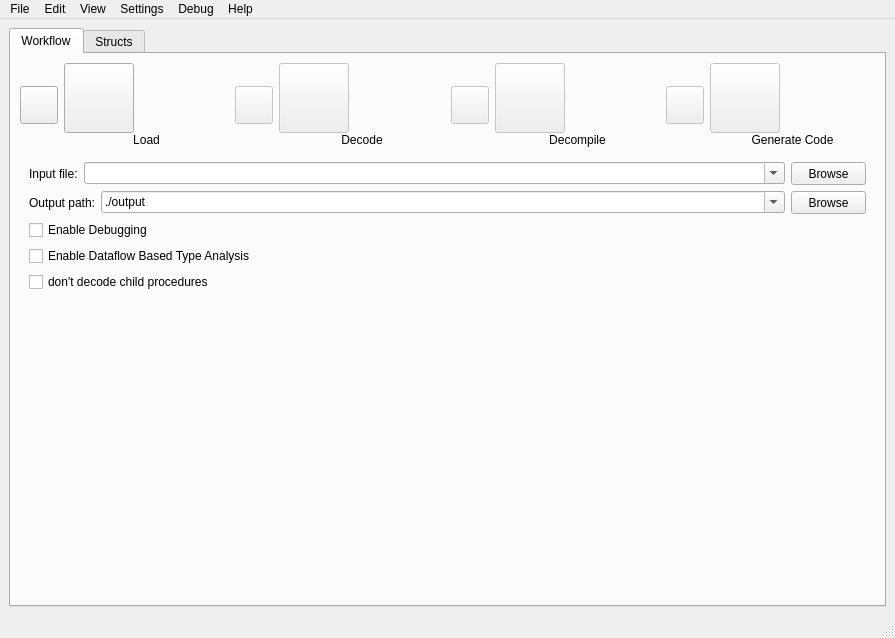
This is ui/boomerang.ui in BoomerangDecompiler/boomerang as Qt 5 draws it before an edit. The edited form follows.
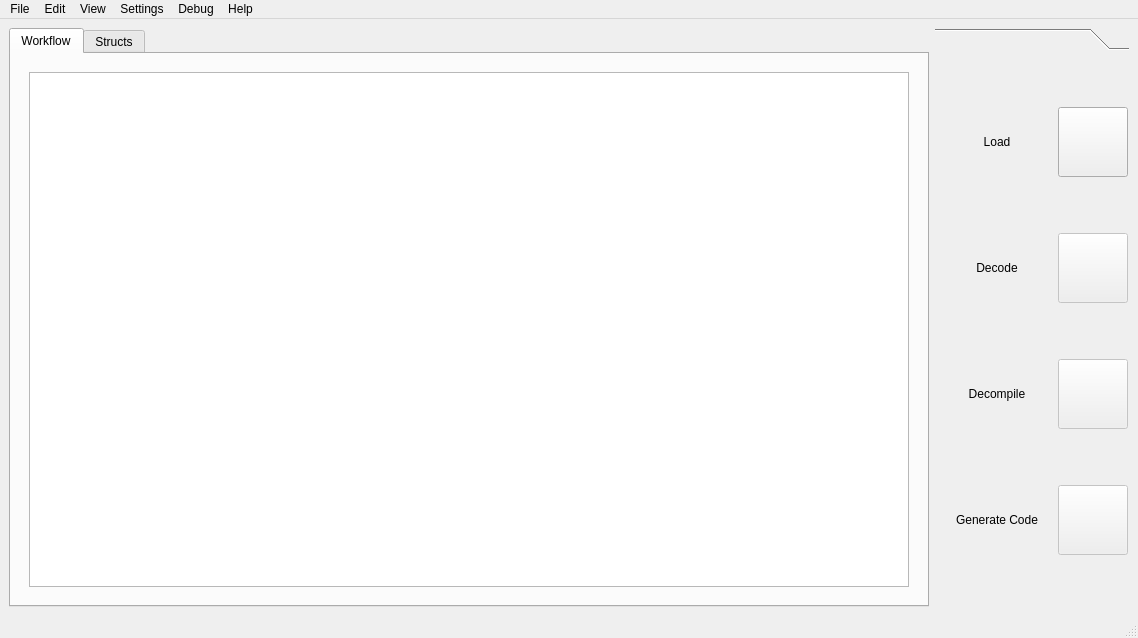
This is the edited form. Icons and pictures are not drawn.

Diff of the .ui file:
```diff
--- a/ui/boomerang.ui
+++ b/ui/boomerang.ui
@@ -6,7 +6,7 @@
    <rect>
     <x>0</x>
     <y>0</y>
-    <width>895</width>
+    <width>1138</width>
     <height>638</height>
    </rect>
   </property>
@@ -45,7 +45,7 @@
        <attribute name="title">
         <string>Workflow</string>
        </attribute>
-       <layout class="QVBoxLayout">
+       <layout class="QHBoxLayout" name="horizontalLayout">
         <property name="spacing">
          <number>6</number>
         </property>
@@ -61,474 +61,10 @@
         <property name="bottomMargin">
          <number>9</number>
         </property>
-        <item>
-         <layout class="QVBoxLayout">
-          <property name="spacing">
-           <number>6</number>
-          </property>
-          <property name="leftMargin">
-           <number>0</number>
-          </property>
-          <property name="topMargin">
-           <number>0</number>
-          </property>
-          <property name="rightMargin">
-           <number>0</number>
-          </property>
-          <property name="bottomMargin">
-           <number>0</number>
-          </property>
-          <item>
-           <layout class="QHBoxLayout">
-            <property name="spacing">
-             <number>6</number>
-            </property>
-            <property name="leftMargin">
-             <number>0</number>
-            </property>
-            <property name="topMargin">
-             <number>0</number>
-            </property>
-            <property name="rightMargin">
-             <number>0</number>
-            </property>
-            <property name="bottomMargin">
-             <number>0</number>
-            </property>
-            <item>
-             <widget class="QPushButton" name="toLoadButton">
-              <property name="sizePolicy">
-               <sizepolicy hsizetype="Fixed" vsizetype="Fixed">
-                <horstretch>0</horstretch>
-                <verstretch>0</verstretch>
-               </sizepolicy>
-              </property>
-              <property name="minimumSize">
-               <size>
-                <width>38</width>
-                <height>38</height>
-               </size>
-              </property>
-              <property name="maximumSize">
-               <size>
-                <width>38</width>
-                <height>38</height>
-               </size>
-              </property>
-              <property name="toolTip">
-               <string>load</string>
-              </property>
-              <property name="text">
-               <string/>
-              </property>
-              <property name="icon">
-               <iconset resource="boomerang.qrc">
-                <normaloff>:/icons/resources/rarrow.png</normaloff>:/icons/resources/rarrow.png</iconset>
-              </property>
-              <property name="iconSize">
-               <size>
-                <width>32</width>
-                <height>32</height>
-               </size>
-              </property>
-             </widget>
-            </item>
-            <item>
-             <layout class="QVBoxLayout">
-              <property name="spacing">
-               <number>0</number>
-              </property>
-              <property name="leftMargin">
-               <number>0</number>
-              </property>
-              <property name="topMargin">
-               <number>0</number>
-              </property>
-              <property name="rightMargin">
-               <number>0</number>
-              </property>
-              <property name="bottomMargin">
-               <number>0</number>
-              </property>
-              <item>
-               <widget class="QPushButton" name="loadButton">
-                <property name="enabled">
-                 <bool>true</bool>
-                </property>
-                <property name="sizePolicy">
-                 <sizepolicy hsizetype="Fixed" vsizetype="Fixed">
-                  <horstretch>0</horstretch>
-                  <verstretch>0</verstretch>
-                 </sizepolicy>
-                </property>
-                <property name="minimumSize">
-                 <size>
-                  <width>70</width>
-                  <height>70</height>
-                 </size>
-                </property>
-                <property name="maximumSize">
-                 <size>
-                  <width>70</width>
-                  <height>70</height>
-                 </size>
-                </property>
-                <property name="text">
-                 <string/>
-                </property>
-                <property name="icon">
-                 <iconset resource="boomerang.qrc">
-                  <normaloff>:/icons/resources/load1.png</normaloff>:/icons/resources/load1.png</iconset>
-                </property>
-                <property name="iconSize">
-                 <size>
-                  <width>64</width>
-                  <height>64</height>
-                 </size>
-                </property>
-               </widget>
-              </item>
-              <item>
-               <widget class="QLabel" name="label">
-                <property name="text">
-                 <string>Load</string>
-                </property>
-                <property name="alignment">
-                 <set>Qt::AlignCenter</set>
-                </property>
-               </widget>
-              </item>
-             </layout>
-            </item>
-            <item>
-             <widget class="QPushButton" name="toDecodeButton">
-              <property name="enabled">
-               <bool>false</bool>
-              </property>
-              <property name="sizePolicy">
-               <sizepolicy hsizetype="Fixed" vsizetype="Fixed">
-                <horstretch>0</horstretch>
-                <verstretch>0</verstretch>
-               </sizepolicy>
-              </property>
-              <property name="minimumSize">
-               <size>
-                <width>38</width>
-                <height>38</height>
-               </size>
-              </property>
-              <property name="maximumSize">
-               <size>
-                <width>38</width>
-                <height>38</height>
-               </size>
-              </property>
-              <property name="toolTip">
-               <string>Decode</string>
-              </property>
-              <property name="text">
-               <string/>
-              </property>
-              <property name="icon">
-               <iconset resource="boomerang.qrc">
-                <normaloff>:/icons/resources/rarrow.png</normaloff>:/icons/resources/rarrow.png</iconset>
-              </property>
-              <property name="iconSize">
-               <size>
-                <width>32</width>
-                <height>32</height>
-               </size>
-              </property>
-             </widget>
-            </item>
-            <item>
-             <layout class="QVBoxLayout">
-              <property name="spacing">
-               <number>0</number>
-              </property>
-              <property name="leftMargin">
-               <number>0</number>
-              </property>
-              <property name="topMargin">
-               <number>0</number>
-              </property>
-              <property name="rightMargin">
-               <number>0</number>
-              </property>
-              <property name="bottomMargin">
-               <number>0</number>
-              </property>
-              <item>
-               <widget class="QPushButton" name="decodeButton">
-                <property name="enabled">
-                 <bool>false</bool>
-                </property>
-                <property name="sizePolicy">
-                 <sizepolicy hsizetype="Fixed" vsizetype="Fixed">
-                  <horstretch>0</horstretch>
-                  <verstretch>0</verstretch>
-                 </sizepolicy>
-                </property>
-                <property name="minimumSize">
-                 <size>
-                  <width>70</width>
-                  <height>70</height>
-                 </size>
-                </property>
-                <property name="maximumSize">
-                 <size>
-                  <width>70</width>
-                  <height>70</height>
-                 </size>
-                </property>
-                <property name="text">
-                 <string/>
-                </property>
-                <property name="icon">
-                 <iconset resource="boomerang.qrc">
-                  <normaloff>:/icons/resources/decode.png</normaloff>:/icons/resources/decode.png</iconset>
-                </property>
-                <property name="iconSize">
-                 <size>
-                  <width>64</width>
-                  <height>64</height>
-                 </size>
-                </property>
-               </widget>
-              </item>
-              <item>
-               <widget class="QLabel" name="label_2">
-                <property name="text">
-                 <string>Decode</string>
-                </property>
-                <property name="alignment">
-                 <set>Qt::AlignCenter</set>
-                </property>
-               </widget>
-              </item>
-             </layout>
-            </item>
-            <item>
-             <widget class="QPushButton" name="toDecompileButton">
-              <property name="enabled">
-               <bool>false</bool>
-              </property>
-              <property name="sizePolicy">
-               <sizepolicy hsizetype="Fixed" vsizetype="Fixed">
-                <horstretch>0</horstretch>
-                <verstretch>0</verstretch>
-               </sizepolicy>
-              </property>
-              <property name="maximumSize">
-               <size>
-                <width>38</width>
-                <height>38</height>
-               </size>
-              </property>
-              <property name="toolTip">
-               <string>Decompile</string>
-              </property>
-              <property name="text">
-               <string/>
-              </property>
-              <property name="icon">
-               <iconset resource="boomerang.qrc">
-                <normaloff>:/icons/resources/rarrow.png</normaloff>:/icons/resources/rarrow.png</iconset>
-              </property>
-              <property name="iconSize">
-               <size>
-                <width>32</width>
-                <height>32</height>
-               </size>
-              </property>
-             </widget>
-            </item>
-            <item>
-             <layout class="QVBoxLayout">
-              <property name="spacing">
-               <number>0</number>
-              </property>
-              <property name="leftMargin">
-               <number>0</number>
-              </property>
-              <property name="topMargin">
-               <number>0</number>
-              </property>
-              <property name="rightMargin">
-               <number>0</number>
-              </property>
-              <property name="bottomMargin">
-               <number>0</number>
-              </property>
-              <item>
-               <widget class="QPushButton" name="decompileButton">
-                <property name="enabled">
-                 <bool>false</bool>
-                </property>
-                <property name="sizePolicy">
-                 <sizepolicy hsizetype="Fixed" vsizetype="Fixed">
-                  <horstretch>0</horstretch>
-                  <verstretch>0</verstretch>
-                 </sizepolicy>
-                </property>
-                <property name="minimumSize">
-                 <size>
-                  <width>70</width>
-                  <height>70</height>
-                 </size>
-                </property>
-                <property name="maximumSize">
-                 <size>
-                  <width>70</width>
-                  <height>70</height>
-                 </size>
-                </property>
-                <property name="text">
-                 <string/>
-                </property>
-                <property name="icon">
-                 <iconset resource="boomerang.qrc">
-                  <normaloff>:/icons/resources/decompile.png</normaloff>:/icons/resources/decompile.png</iconset>
-                </property>
-                <property name="iconSize">
-                 <size>
-                  <width>64</width>
-                  <height>64</height>
-                 </size>
-                </property>
-               </widget>
-              </item>
-              <item>
-               <widget class="QLabel" name="label_3">
-                <property name="text">
-                 <string>Decompile</string>
-                </property>
-                <property name="alignment">
-                 <set>Qt::AlignCenter</set>
-                </property>
-               </widget>
-              </item>
-             </layout>
-            </item>
-            <item>
-             <widget class="QPushButton" name="toGenerateCodeButton">
-              <property name="enabled">
-               <bool>false</bool>
-              </property>
-              <property name="sizePolicy">
-               <sizepolicy hsizetype="Fixed" vsizetype="Fixed">
-                <horstretch>0</horstretch>
-                <verstretch>0</verstretch>
-               </sizepolicy>
-              </property>
-              <property name="minimumSize">
-               <size>
-                <width>38</width>
-                <height>38</height>
-               </size>
-              </property>
-              <property name="maximumSize">
-               <size>
-                <width>38</width>
-                <height>38</height>
-               </size>
-              </property>
-              <property name="toolTip">
-               <string>Generate</string>
-              </property>
-              <property name="text">
-               <string/>
-              </property>
-              <property name="icon">
-               <iconset resource="boomerang.qrc">
-                <normaloff>:/icons/resources/rarrow.png</normaloff>:/icons/resources/rarrow.png</iconset>
-              </property>
-              <property name="iconSize">
-               <size>
-                <width>32</width>
-                <height>32</height>
-               </size>
-              </property>
-             </widget>
-            </item>
-            <item>
-             <layout class="QVBoxLayout">
-              <property name="spacing">
-               <number>0</number>
-              </property>
-              <property name="leftMargin">
-               <number>0</number>
-              </property>
-              <property name="topMargin">
-               <number>0</number>
-              </property>
-              <property name="rightMargin">
-               <number>0</number>
-              </property>
-              <property name="bottomMargin">
-               <number>0</number>
-              </property>
-              <item>
-               <widget class="QPushButton" name="generateCodeButton">
-                <property name="enabled">
-                 <bool>false</bool>
-                </property>
-                <property name="sizePolicy">
-                 <sizepolicy hsizetype="Fixed" vsizetype="Fixed">
-                  <horstretch>0</horstretch>
-                  <verstretch>0</verstretch>
-                 </sizepolicy>
-                </property>
-                <property name="minimumSize">
-                 <size>
-                  <width>70</width>
-                  <height>70</height>
-                 </size>
-                </property>
-                <property name="maximumSize">
-                 <size>
-                  <width>70</width>
-                  <height>70</height>
-                 </size>
-                </property>
-                <property name="text">
-                 <string/>
-                </property>
-                <property name="icon">
-                 <iconset resource="boomerang.qrc">
-                  <normaloff>:/icons/resources/gencode.png</normaloff>:/icons/resources/gencode.png</iconset>
-                </property>
-                <property name="iconSize">
-                 <size>
-                  <width>64</width>
-                  <height>64</height>
-                 </size>
-                </property>
-               </widget>
-              </item>
-              <item>
-               <widget class="QLabel" name="label_4">
-                <property name="text">
-                 <string>Generate Code</string>
-                </property>
-                <property name="alignment">
-                 <set>Qt::AlignCenter</set>
-                </property>
-                <property name="wordWrap">
-                 <bool>true</bool>
-                </property>
-               </widget>
-              </item>
-             </layout>
-            </item>
-           </layout>
-          </item>
-         </layout>
-        </item>
         <item>
          <widget class="QStackedWidget" name="stackedWidget">
           <property name="currentIndex">
-           <number>0</number>
+           <number>5</number>
           </property>
           <widget class="QWidget" name="start">
            <layout class="QVBoxLayout">
@@ -1003,6 +539,9 @@
                 </item>
                </layout>
               </item>
+              <item>
+               <widget class="QTextBrowser" name="hexDisplay"/>
+              </item>
              </layout>
             </item>
            </layout>
@@ -1323,8 +862,34 @@
             </item>
            </layout>
           </widget>
+          <widget class="QWidget" name="page">
+           <layout class="QVBoxLayout" name="verticalLayout_2">
+            <item>
+             <widget class="QTextBrowser" name="hexView"/>
+            </item>
+           </layout>
+          </widget>
          </widget>
         </item>
+        <item>
+         <layout class="QVBoxLayout">
+          <property name="spacing">
+           <number>6</number>
+          </property>
+          <property name="leftMargin">
+           <number>0</number>
+          </property>
+          <property name="topMargin">
+           <number>0</number>
+          </property>
+          <property name="rightMargin">
+           <number>0</number>
+          </property>
+          <property name="bottomMargin">
+           <number>0</number>
+          </property>
+         </layout>
+        </item>
        </layout>
       </widget>
       <widget class="QWidget" name="tab_2">
@@ -1407,6 +972,311 @@
       </widget>
      </widget>
     </item>
+    <item>
+     <widget class="QToolBox" name="decompilationSteps">
+      <widget class="QWidget" name="Page1">
+       <property name="geometry">
+        <rect>
+         <x>0</x>
+         <y>0</y>
+         <width>158</width>
+         <height>549</height>
+        </rect>
+       </property>
+       <attribute name="label">
+        <string/>
+       </attribute>
+       <layout class="QVBoxLayout" name="verticalLayout">
+        <property name="spacing">
+         <number>6</number>
+        </property>
+        <property name="leftMargin">
+         <number>1</number>
+        </property>
+        <property name="topMargin">
+         <number>1</number>
+        </property>
+        <property name="rightMargin">
+         <number>1</number>
+        </property>
+        <property name="bottomMargin">
+         <number>1</number>
+        </property>
+        <item>
+         <layout class="QHBoxLayout" name="horizontalLayout_2">
+          <property name="spacing">
+           <number>0</number>
+          </property>
+          <property name="leftMargin">
+           <number>0</number>
+          </property>
+          <property name="topMargin">
+           <number>0</number>
+          </property>
+          <property name="rightMargin">
+           <number>0</number>
+          </property>
+          <property name="bottomMargin">
+           <number>0</number>
+          </property>
+          <item>
+           <widget class="QLabel" name="label">
+            <property name="text">
+             <string>Load</string>
+            </property>
+            <property name="alignment">
+             <set>Qt::AlignCenter</set>
+            </property>
+           </widget>
+          </item>
+          <item>
+           <widget class="QPushButton" name="loadButton">
+            <property name="enabled">
+             <bool>true</bool>
+            </property>
+            <property name="sizePolicy">
+             <sizepolicy hsizetype="Fixed" vsizetype="Fixed">
+              <horstretch>0</horstretch>
+              <verstretch>0</verstretch>
+             </sizepolicy>
+            </property>
+            <property name="minimumSize">
+             <size>
+              <width>70</width>
+              <height>70</height>
+             </size>
+            </property>
+            <property name="maximumSize">
+             <size>
+              <width>70</width>
+              <height>70</height>
+             </size>
+            </property>
+            <property name="text">
+             <string/>
+            </property>
+            <property name="icon">
+             <iconset resource="boomerang.qrc">
+              <normaloff>:/icons/resources/load1.png</normaloff>:/icons/resources/load1.png</iconset>
+            </property>
+            <property name="iconSize">
+             <size>
+              <width>64</width>
+              <height>64</height>
+             </size>
+            </property>
+           </widget>
+          </item>
+         </layout>
+        </item>
+        <item>
+         <layout class="QHBoxLayout" name="horizontalLayout_3">
+          <property name="spacing">
+           <number>0</number>
+          </property>
+          <property name="leftMargin">
+           <number>0</number>
+          </property>
+          <property name="topMargin">
+           <number>0</number>
+          </property>
+          <property name="rightMargin">
+           <number>0</number>
+          </property>
+          <property name="bottomMargin">
+           <number>0</number>
+          </property>
+          <item>
+           <widget class="QLabel" name="label_2">
+            <property name="text">
+             <string>Decode</string>
+            </property>
+            <property name="alignment">
+             <set>Qt::AlignCenter</set>
+            </property>
+           </widget>
+          </item>
+          <item>
+           <widget class="QPushButton" name="decodeButton">
+            <property name="enabled">
+             <bool>false</bool>
+            </property>
+            <property name="sizePolicy">
+             <sizepolicy hsizetype="Fixed" vsizetype="Fixed">
+              <horstretch>0</horstretch>
+              <verstretch>0</verstretch>
+             </sizepolicy>
+            </property>
+            <property name="minimumSize">
+             <size>
+              <width>70</width>
+              <height>70</height>
+             </size>
+            </property>
+            <property name="maximumSize">
+             <size>
+              <width>70</width>
+              <height>70</height>
+             </size>
+            </property>
+            <property name="text">
+             <string/>
+            </property>
+            <property name="icon">
+             <iconset resource="boomerang.qrc">
+              <normaloff>:/icons/resources/decode.png</normaloff>:/icons/resources/decode.png</iconset>
+            </property>
+            <property name="iconSize">
+             <size>
+              <width>64</width>
+              <height>64</height>
+             </size>
+            </property>
+           </widget>
+          </item>
+         </layout>
+        </item>
+        <item>
+         <layout class="QHBoxLayout" name="horizontalLayout_4">
+          <property name="spacing">
+           <number>0</number>
+          </property>
+          <property name="leftMargin">
+           <number>0</number>
+          </property>
+          <property name="topMargin">
+           <number>0</number>
+          </property>
+          <property name="rightMargin">
+           <number>0</number>
+          </property>
+          <property name="bottomMargin">
+           <number>0</number>
+          </property>
+          <item>
+           <widget class="QLabel" name="label_3">
+            <property name="text">
+             <string>Decompile</string>
+            </property>
+            <property name="alignment">
+             <set>Qt::AlignCenter</set>
+            </property>
+           </widget>
+          </item>
+          <item>
+           <widget class="QPushButton" name="decompileButton">
+            <property name="enabled">
+             <bool>false</bool>
+            </property>
+            <property name="sizePolicy">
+             <sizepolicy hsizetype="Fixed" vsizetype="Fixed">
+              <horstretch>0</horstretch>
+              <verstretch>0</verstretch>
+             </sizepolicy>
+            </property>
+            <property name="minimumSize">
+             <size>
+              <width>70</width>
+              <height>70</height>
+             </size>
+            </property>
+            <property name="maximumSize">
+             <size>
+              <width>70</width>
+              <height>70</height>
+             </size>
+            </property>
+            <property name="text">
+             <string/>
+            </property>
+            <property name="icon">
+             <iconset resource="boomerang.qrc">
+              <normaloff>:/icons/resources/decompile.png</normaloff>:/icons/resources/decompile.png</iconset>
+            </property>
+            <property name="iconSize">
+             <size>
+              <width>64</width>
+              <height>64</height>
+             </size>
+            </property>
+           </widget>
+          </item>
+         </layout>
+        </item>
+        <item>
+         <layout class="QHBoxLayout" name="horizontalLayout_5">
+          <property name="spacing">
+           <number>0</number>
+          </property>
+          <property name="leftMargin">
+           <number>0</number>
+          </property>
+          <property name="topMargin">
+           <number>0</number>
+          </property>
+          <property name="rightMargin">
+           <number>0</number>
+          </property>
+          <property name="bottomMargin">
+           <number>0</number>
+          </property>
+          <item>
+           <widget class="QLabel" name="label_4">
+            <property name="text">
+             <string>Generate Code</string>
+            </property>
+            <property name="alignment">
+             <set>Qt::AlignCenter</set>
+            </property>
+            <property name="wordWrap">
+             <bool>true</bool>
+            </property>
+           </widget>
+          </item>
+          <item>
+           <widget class="QPushButton" name="generateCodeButton">
+            <property name="enabled">
+             <bool>false</bool>
+            </property>
+            <property name="sizePolicy">
+             <sizepolicy hsizetype="Fixed" vsizetype="Fixed">
+              <horstretch>0</horstretch>
+              <verstretch>0</verstretch>
+             </sizepolicy>
+            </property>
+            <property name="minimumSize">
+             <size>
+              <width>70</width>
+              <height>70</height>
+             </size>
+            </property>
+            <property name="maximumSize">
+             <size>
+              <width>70</width>
+              <height>70</height>
+             </size>
+            </property>
+            <property name="text">
+             <string/>
+            </property>
+            <property name="icon">
+             <iconset resource="boomerang.qrc">
+              <normaloff>:/icons/resources/gencode.png</normaloff>:/icons/resources/gencode.png</iconset>
+            </property>
+            <property name="iconSize">
+             <size>
+              <width>64</width>
+              <height>64</height>
+             </size>
+            </property>
+           </widget>
+          </item>
+         </layout>
+        </item>
+       </layout>
+      </widget>
+     </widget>
+    </item>
    </layout>
   </widget>
   <widget class="QMenuBar" name="menubar">
@@ -1414,8 +1284,8 @@
     <rect>
      <x>0</x>
      <y>0</y>
-     <width>895</width>
-     <height>19</height>
+     <width>1138</width>
+     <height>20</height>
     </rect>
    </property>
    <widget class="QMenu" name="menuFile">
```
